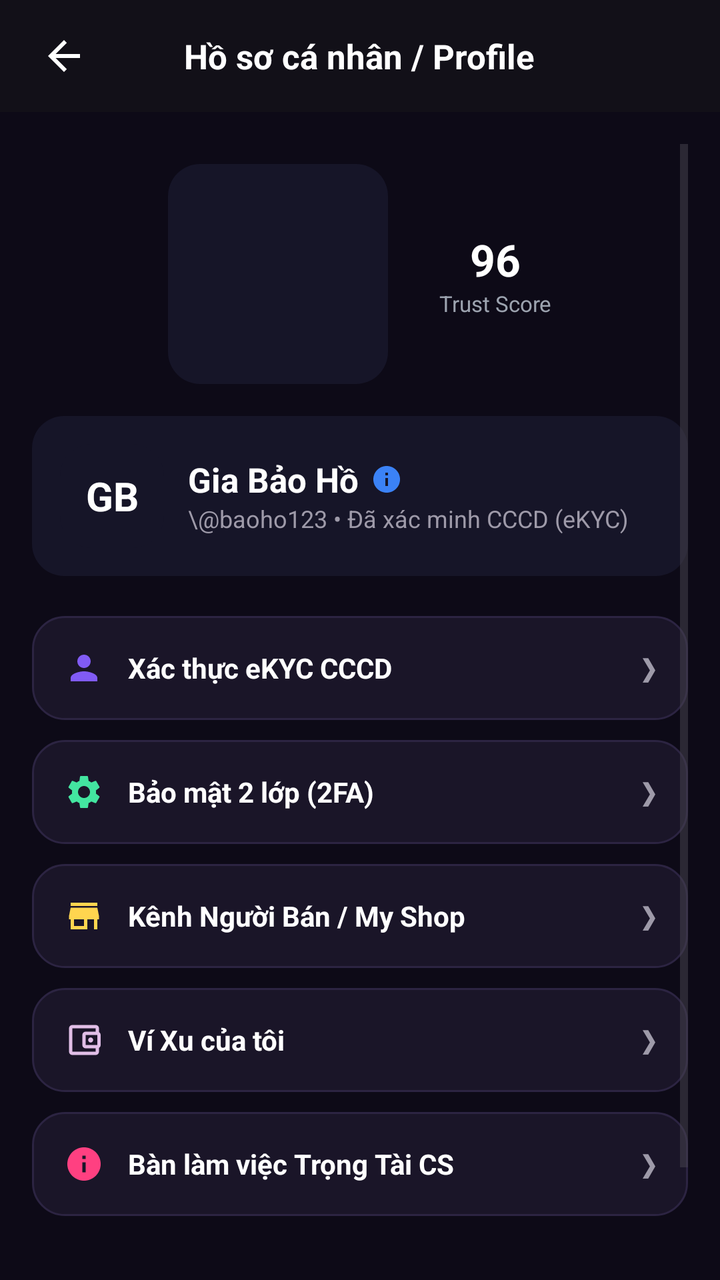
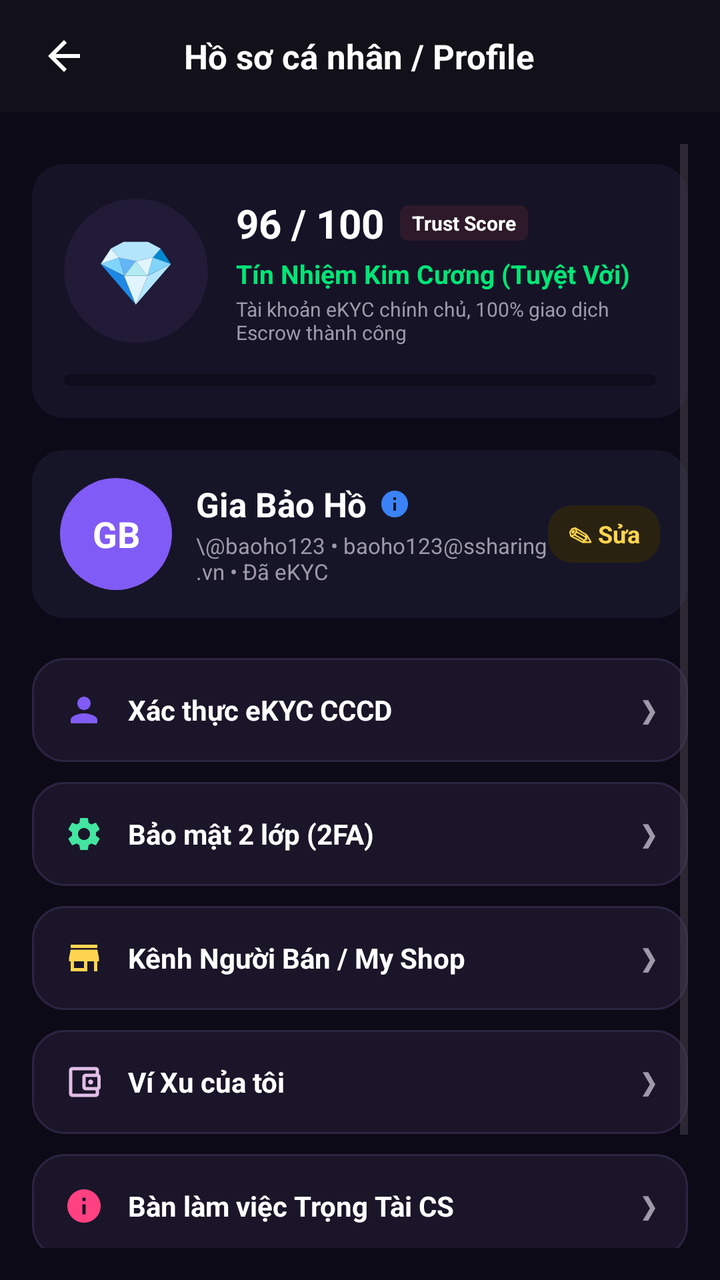

Two renders of the same Android screen: before a commit and after it. Below are the layout's source before the change and the commit's diff.
<!-- AndroidManifest.xml: application theme Theme.SSharing -->
<!-- res/layout/activity_profile.xml -->
<?xml version="1.0" encoding="utf-8"?>
<LinearLayout xmlns:android="http://schemas.android.com/apk/res/android"
    xmlns:app="http://schemas.android.com/apk/res-auto"
    android:layout_width="match_parent"
    android:layout_height="match_parent"
    android:background="#0D0A17"
    android:orientation="vertical">

    
    <RelativeLayout
        android:id="@+id/topBarProfile"
        android:layout_width="match_parent"
        android:layout_height="56dp"
        android:background="#121018"
        android:paddingHorizontal="16dp">

        <ImageView
            android:id="@+id/btnBackProfile"
            android:layout_width="32dp"
            android:layout_height="32dp"
            android:layout_centerVertical="true"
            android:clickable="true"
            android:focusable="true"
            android:contentDescription="Quay lại"
            android:padding="4dp"
            android:src="@drawable/ic_arrow_back"
            app:tint="#FFFFFF" />

        <TextView
            android:layout_width="wrap_content"
            android:layout_height="wrap_content"
            android:layout_centerInParent="true"
            android:text="Hồ sơ cá nhân / Profile"
            android:textColor="#FFFFFF"
            android:textSize="17sp"
            android:textStyle="bold" />
    </RelativeLayout>

    <ScrollView
        android:layout_width="match_parent"
        android:layout_height="match_parent"
        android:padding="16dp">

        <LinearLayout
            android:layout_width="match_parent"
            android:layout_height="wrap_content"
            android:orientation="vertical">

            
            <RelativeLayout
                android:layout_width="match_parent"
                android:layout_height="wrap_content"
                android:gravity="center"
                android:layout_marginTop="10dp">

                <ProgressBar
                    android:id="@+id/progressTrustScore"
                    style="?android:attr/progressBarStyleHorizontal"
                    android:layout_width="110dp"
                    android:layout_height="110dp"
                    android:progressDrawable="@drawable/bg_rounded_card"
                    android:progress="96"
                    android:max="100" />

                <LinearLayout
                    android:layout_width="wrap_content"
                    android:layout_height="wrap_content"
                    android:layout_centerInParent="true"
                    android:gravity="center"
                    android:orientation="vertical">
                    <TextView
                        android:layout_width="wrap_content"
                        android:layout_height="wrap_content"
                        android:text="96"
                        android:textColor="@color/text_white"
                        android:textSize="22sp"
                        android:textStyle="bold" />
                    <TextView
                        android:layout_width="wrap_content"
                        android:layout_height="wrap_content"
                        android:text="Trust Score"
                        android:textColor="@color/text_gray"
                        android:textSize="11sp" />
                </LinearLayout>
            </RelativeLayout>

            
            <LinearLayout
                android:layout_width="match_parent"
                android:layout_height="wrap_content"
                android:layout_marginTop="16dp"
                android:background="@drawable/bg_rounded_card"
                android:gravity="center_vertical"
                android:orientation="horizontal"
                android:padding="14dp">

                <TextView
                    android:layout_width="52dp"
                    android:layout_height="52dp"
                    android:background="@drawable/bg_rounded_card"
                    android:gravity="center"
                    android:text="GB"
                    android:textColor="#FFFFFF"
                    android:textSize="20sp"
                    android:textStyle="bold" />

                <LinearLayout
                    android:layout_width="match_parent"
                    android:layout_height="wrap_content"
                    android:layout_marginStart="12dp"
                    android:orientation="vertical">

                    <LinearLayout
                        android:layout_width="wrap_content"
                        android:layout_height="wrap_content"
                        android:orientation="horizontal"
                        android:gravity="center_vertical">

                        <TextView
                            android:id="@+id/tvProfileFullName"
                            android:layout_width="wrap_content"
                            android:layout_height="wrap_content"
                            android:text="Gia Bảo Hồ"
                            android:textColor="#FFFFFF"
                            android:textSize="17sp"
                            android:textStyle="bold" />

                        <ImageView
                            android:layout_width="16dp"
                            android:layout_height="16dp"
                            android:layout_marginStart="6dp"
                            android:contentDescription="Tín nhiệm"
                            android:src="@drawable/ic_info"
                            app:tint="@color/pin_blue" />
                    </LinearLayout>

                    <TextView
                        android:id="@+id/tvProfileEmailPhone"
                        android:layout_width="wrap_content"
                        android:layout_height="wrap_content"
                        android:text="\@baoho123 • Đã xác minh CCCD (eKYC)"
                        android:textColor="#9E9AA9"
                        android:textSize="12sp" />
                </LinearLayout>
            </LinearLayout>

            
            <LinearLayout
                android:layout_width="match_parent"
                android:layout_height="wrap_content"
                android:orientation="vertical"
                android:layout_marginTop="20dp">

                
                <LinearLayout
                    android:id="@+id/btnMenuEkyc"
                    android:layout_width="match_parent"
                    android:layout_height="52dp"
                    android:background="@drawable/bg_card_dark"
                    android:gravity="center_vertical"
                    android:clickable="true"
                    android:focusable="true"
                    android:paddingHorizontal="16dp"
                    android:layout_marginBottom="10dp">
                    <ImageView
                        android:layout_width="20dp"
                        android:layout_height="20dp"
                        android:src="@drawable/ic_user"
                        app:tint="#815BF5" />
                    <TextView
                        android:layout_width="0dp"
                        android:layout_height="wrap_content"
                        android:layout_weight="1"
                        android:layout_marginStart="12dp"
                        android:text="Xác thực eKYC CCCD"
                        android:textColor="#FFFFFF"
                        android:textSize="14sp"
                        android:textStyle="bold" />
                    <TextView
                        android:layout_width="wrap_content"
                        android:layout_height="wrap_content"
                        android:text="❯"
                        android:textColor="#9E9AA9" />
                </LinearLayout>

                
                <LinearLayout
                    android:id="@+id/btnMenu2FA"
                    android:layout_width="match_parent"
                    android:layout_height="52dp"
                    android:background="@drawable/bg_card_dark"
                    android:gravity="center_vertical"
                    android:clickable="true"
                    android:focusable="true"
                    android:paddingHorizontal="16dp"
                    android:layout_marginBottom="10dp">
                    <ImageView
                        android:layout_width="20dp"
                        android:layout_height="20dp"
                        android:src="@drawable/ic_settings"
                        app:tint="#43E5A0" />
                    <TextView
                        android:layout_width="0dp"
                        android:layout_height="wrap_content"
                        android:layout_weight="1"
                        android:layout_marginStart="12dp"
                        android:text="Bảo mật 2 lớp (2FA)"
                        android:textColor="#FFFFFF"
                        android:textSize="14sp"
                        android:textStyle="bold" />
                    <TextView
                        android:layout_width="wrap_content"
                        android:layout_height="wrap_content"
                        android:text="❯"
                        android:textColor="#9E9AA9" />
                </LinearLayout>

                
                <LinearLayout
                    android:id="@+id/btnMenuSeller"
                    android:layout_width="match_parent"
                    android:layout_height="52dp"
                    android:background="@drawable/bg_card_dark"
                    android:gravity="center_vertical"
                    android:clickable="true"
                    android:focusable="true"
                    android:paddingHorizontal="16dp"
                    android:layout_marginBottom="10dp">
                    <ImageView
                        android:layout_width="20dp"
                        android:layout_height="20dp"
                        android:src="@drawable/ic_market"
                        app:tint="#FFD54F" />
                    <TextView
                        android:layout_width="0dp"
                        android:layout_height="wrap_content"
                        android:layout_weight="1"
                        android:layout_marginStart="12dp"
                        android:text="Kênh Người Bán / My Shop"
                        android:textColor="#FFFFFF"
                        android:textSize="14sp"
                        android:textStyle="bold" />
                    <TextView
                        android:layout_width="wrap_content"
                        android:layout_height="wrap_content"
                        android:text="❯"
                        android:textColor="#9E9AA9" />
                </LinearLayout>

                
                <LinearLayout
                    android:id="@+id/btnMenuWallet"
                    android:layout_width="match_parent"
                    android:layout_height="52dp"
                    android:background="@drawable/bg_card_dark"
                    android:gravity="center_vertical"
                    android:clickable="true"
                    android:focusable="true"
                    android:paddingHorizontal="16dp"
                    android:layout_marginBottom="10dp">
                    <ImageView
                        android:layout_width="20dp"
                        android:layout_height="20dp"
                        android:src="@drawable/ic_wallet"
                        app:tint="#E1BEE7" />
                    <TextView
                        android:layout_width="0dp"
                        android:layout_height="wrap_content"
                        android:layout_weight="1"
                        android:layout_marginStart="12dp"
                        android:text="Ví Xu của tôi"
                        android:textColor="#FFFFFF"
                        android:textSize="14sp"
                        android:textStyle="bold" />
                    <TextView
                        android:layout_width="wrap_content"
                        android:layout_height="wrap_content"
                        android:text="❯"
                        android:textColor="#9E9AA9" />
                </LinearLayout>

                
                <LinearLayout
                    android:id="@+id/btnMenuArbiter"
                    android:layout_width="match_parent"
                    android:layout_height="52dp"
                    android:background="@drawable/bg_card_dark"
                    android:gravity="center_vertical"
                    android:clickable="true"
                    android:focusable="true"
                    android:paddingHorizontal="16dp"
                    android:layout_marginBottom="10dp">
                    <ImageView
                        android:layout_width="20dp"
                        android:layout_height="20dp"
                        android:src="@drawable/ic_info"
                        app:tint="#FF4081" />
                    <TextView
                        android:layout_width="0dp"
                        android:layout_height="wrap_content"
                        android:layout_weight="1"
                        android:layout_marginStart="12dp"
                        android:text="Bàn làm việc Trọng Tài CS"
                        android:textColor="#FFFFFF"
                        android:textSize="14sp"
                        android:textStyle="bold" />
                    <TextView
                        android:layout_width="wrap_content"
                        android:layout_height="wrap_content"
                        android:text="❯"
                        android:textColor="#9E9AA9" />
                </LinearLayout>
            </LinearLayout>

            
            <Button
                android:id="@+id/btnLogout"
                android:layout_width="match_parent"
                android:layout_height="52dp"
                android:layout_marginTop="16dp"
                android:backgroundTint="@color/pin_pink"
                android:text="🚪 Đăng xuất"
                android:textColor="@color/text_white" />
        </LinearLayout>
    </ScrollView>
</LinearLayout>
<!-- resources referenced by this layout -->
<resources>
  <color name="pin_blue">#3B82F6</color>
  <color name="pin_pink">#EC4899</color>
  <color name="text_gray">#9CA3AF</color>
  <color name="text_white">#FFFFFF</color>
  <!-- drawable bg_card_dark (drawable) -->
  <?xml version="1.0" encoding="utf-8"?>
  <shape xmlns:android="http://schemas.android.com/apk/res/android">
      <solid android:color="#1A1528" />
      <corners android:radius="16dp" />
      <stroke android:width="1dp" android:color="#2C2442" />
  </shape>
  <!-- drawable bg_rounded_card (drawable) -->
  <?xml version="1.0" encoding="utf-8"?>
  <shape xmlns:android="http://schemas.android.com/apk/res/android">
      <solid android:color="@color/bg_card" />
      <corners android:radius="16dp" />
  </shape>
  <!-- drawable ic_arrow_back (drawable) -->
  <?xml version="1.0" encoding="utf-8"?>
  <vector xmlns:android="http://schemas.android.com/apk/res/android"
      android:width="24dp" android:height="24dp" android:viewportWidth="24" android:viewportHeight="24">
      <path android:fillColor="#FFFFFFFF" android:pathData="M20,11H7.83l5.59,-5.59L12,4l-8,8 8,8 1.41,-1.41L7.83,13H20v-2z"/>
  </vector>
  <!-- drawable ic_info (drawable) -->
  <?xml version="1.0" encoding="utf-8"?>
  <vector xmlns:android="http://schemas.android.com/apk/res/android"
      android:width="24dp" android:height="24dp" android:viewportWidth="24" android:viewportHeight="24">
      <path android:fillColor="#FFFFFFFF" android:pathData="M12,2C6.48,2 2,6.48 2,12s4.48,10 10,10 10,-4.48 10,-10S17.52,2 12,2zm1,15h-2v-6h2v6zm0,-8h-2V7h2v2z"/>
  </vector>
  <!-- drawable ic_market (drawable) -->
  <vector xmlns:android="http://schemas.android.com/apk/res/android"
      android:width="24dp"
      android:height="24dp"
      android:viewportWidth="24"
      android:viewportHeight="24">
      <path
          android:fillColor="#FFFFFFFF"
          android:pathData="M20,4H4v2h16V4zm0,3H4l-1,5v2h1v6h10v-6h4v6h2v-6h1v-2l-1,-5zm-8,11H6v-4h6v4z"/>
  </vector>
  <!-- drawable ic_user (drawable) -->
  <vector xmlns:android="http://schemas.android.com/apk/res/android"
      android:width="24dp"
      android:height="24dp"
      android:viewportWidth="24"
      android:viewportHeight="24">
      <path
          android:fillColor="#FFFFFFFF"
          android:pathData="M12,12c2.21,0 4,-1.79 4,-4s-1.79,-4 -4,-4 -4,1.79 -4,4 1.79,4 4,4zm0,2c-2.67,0 -8,1.34 -8,4v2h16v-2c0,-2.66 -5.33,-4 -8,-4z"/>
  </vector>
  <style name="Theme.SSharing" parent="Base.Theme.SSharing" />
  <color name="bg_card">#161528</color>
  <style name="Base.Theme.SSharing" parent="Theme.Material3.DayNight.NoActionBar">
          
          
      </style>
  <!-- unchanged entries left out for length: 2 -->
</resources>

<!-- the commit's change to res/layout/activity_profile.xml (unified diff, before → after) -->
@@ -47,74 +47,168 @@
             android:orientation="vertical">
 
             
-            <RelativeLayout
+            <androidx.cardview.widget.CardView
+                android:id="@+id/cardTrustScoreBadge"
                 android:layout_width="match_parent"
                 android:layout_height="wrap_content"
-                android:gravity="center"
-                android:layout_marginTop="10dp">
-
-                <ProgressBar
-                    android:id="@+id/progressTrustScore"
-                    style="?android:attr/progressBarStyleHorizontal"
-                    android:layout_width="110dp"
-                    android:layout_height="110dp"
-                    android:progressDrawable="@drawable/bg_rounded_card"
-                    android:progress="96"
-                    android:max="100" />
-
-                <LinearLayout
-                    android:layout_width="wrap_content"
+                android:layout_marginTop="10dp"
+                app:cardBackgroundColor="#161327"
+                app:cardCornerRadius="16dp"
+                app:cardElevation="0dp">
+
+                <LinearLayout
+                    android:layout_width="match_parent"
                     android:layout_height="wrap_content"
-                    android:layout_centerInParent="true"
-                    android:gravity="center"
-                    android:orientation="vertical">
-                    <TextView
-                        android:layout_width="wrap_content"
-                        android:layout_height="wrap_content"
-                        android:text="96"
-                        android:textColor="@color/text_white"
-                        android:textSize="22sp"
-                        android:textStyle="bold" />
-                    <TextView
-                        android:layout_width="wrap_content"
-                        android:layout_height="wrap_content"
-                        android:text="Trust Score"
-                        android:textColor="@color/text_gray"
-                        android:textSize="11sp" />
-                </LinearLayout>
-            </RelativeLayout>
+                    android:orientation="vertical"
+                    android:padding="16dp">
+
+                    <LinearLayout
+                        android:layout_width="match_parent"
+                        android:layout_height="wrap_content"
+                        android:gravity="center_vertical"
+                        android:orientation="horizontal">
+
+                        
+                        <FrameLayout
+                            android:layout_width="72dp"
+                            android:layout_height="72dp"
+                            android:background="@drawable/bg_circle_dark_purple">
+
+                            <TextView
+                                android:id="@+id/tvTrustTierEmoji"
+                                android:layout_width="match_parent"
+                                android:layout_height="match_parent"
+                                android:gravity="center"
+                                android:text="💎"
+                                android:textSize="32sp" />
+
+                            <ImageView
+                                android:id="@+id/imgTopBigAvatarPhoto"
+                                android:layout_width="match_parent"
+                                android:layout_height="match_parent"
+                                android:contentDescription="Ảnh đại diện top"
+                                android:scaleType="centerCrop"
+                                android:visibility="gone" />
+                        </FrameLayout>
+
+                        <LinearLayout
+                            android:layout_width="0dp"
+                            android:layout_height="wrap_content"
+                            android:layout_marginStart="14dp"
+                            android:layout_weight="1"
+                            android:orientation="vertical">
+
+                            <LinearLayout
+                                android:layout_width="match_parent"
+                                android:layout_height="wrap_content"
+                                android:gravity="center_vertical"
+                                android:orientation="horizontal">
+
+                                <TextView
+                                    android:id="@+id/tvTrustScoreValue"
+                                    android:layout_width="wrap_content"
+                                    android:layout_height="wrap_content"
+                                    android:text="96 / 100"
+                                    android:textColor="#FFFFFF"
+                                    android:textSize="20sp"
+                                    android:textStyle="bold" />
+
+                                <TextView
+                                    android:layout_width="wrap_content"
+                                    android:layout_height="wrap_content"
+                                    android:layout_marginStart="8dp"
+                                    android:background="@drawable/bg_badge_pink"
+                                    android:paddingHorizontal="6dp"
+                                    android:paddingVertical="2dp"
+                                    android:text="Trust Score"
+                                    android:textColor="#FFFFFF"
+                                    android:textSize="10sp"
+                                    android:textStyle="bold" />
+                            </LinearLayout>
+
+                            <TextView
+                                android:id="@+id/tvTrustTierTitle"
+                                android:layout_width="wrap_content"
+                                android:layout_height="wrap_content"
+                                android:layout_marginTop="3dp"
+                                android:text="Tín Nhiệm Kim Cương (Tuyệt Vời)"
+                                android:textColor="#00E676"
+                                android:textSize="13sp"
+                                android:textStyle="bold" />
+
+                            <TextView
+                                android:id="@+id/tvTrustTierDesc"
+                                android:layout_width="wrap_content"
+                                android:layout_height="wrap_content"
+                                android:layout_marginTop="2dp"
+                                android:text="Tài khoản eKYC chính chủ, 100% giao dịch Escrow thành công"
+                                android:textColor="#9E9AA9"
+                                android:textSize="10sp" />
+                        </LinearLayout>
+                    </LinearLayout>
+
+                    <ProgressBar
+                        android:id="@+id/progressTrustScore"
+                        style="?android:attr/progressBarStyleHorizontal"
+                        android:layout_width="match_parent"
+                        android:layout_height="6dp"
+                        android:layout_marginTop="14dp"
+                        android:max="100"
+                        android:progress="96"
+                        android:progressDrawable="@drawable/bg_input_field" />
+                </LinearLayout>
+            </androidx.cardview.widget.CardView>
 
             
             <LinearLayout
+                android:id="@+id/cardUserProfileInfo"
                 android:layout_width="match_parent"
                 android:layout_height="wrap_content"
                 android:layout_marginTop="16dp"
                 android:background="@drawable/bg_rounded_card"
+                android:clickable="true"
+                android:focusable="true"
                 android:gravity="center_vertical"
                 android:orientation="horizontal"
                 android:padding="14dp">
 
-                <TextView
-                    android:layout_width="52dp"
-                    android:layout_height="52dp"
-                    android:background="@drawable/bg_rounded_card"
-                    android:gravity="center"
-                    android:text="GB"
-                    android:textColor="#FFFFFF"
-                    android:textSize="20sp"
-                    android:textStyle="bold" />
-
-                <LinearLayout
-                    android:layout_width="match_parent"
+                
+                <FrameLayout
+                    android:layout_width="56dp"
+                    android:layout_height="56dp">
+
+                    <TextView
+                        android:id="@+id/tvAvatarInitials"
+                        android:layout_width="match_parent"
+                        android:layout_height="match_parent"
+                        android:background="@drawable/bg_circle_purple"
+                        android:gravity="center"
+                        android:text="GB"
+                        android:textColor="#FFFFFF"
+                        android:textSize="18sp"
+                        android:textStyle="bold" />
+
+                    <ImageView
+                        android:id="@+id/imgProfileAvatarPhoto"
+                        android:layout_width="match_parent"
+                        android:layout_height="match_parent"
+                        android:contentDescription="Ảnh đại diện"
+                        android:scaleType="centerCrop"
+                        android:visibility="gone" />
+                </FrameLayout>
+
+                <LinearLayout
+                    android:layout_width="0dp"
                     android:layout_height="wrap_content"
                     android:layout_marginStart="12dp"
+                    android:layout_weight="1"
                     android:orientation="vertical">
 
                     <LinearLayout
                         android:layout_width="wrap_content"
                         android:layout_height="wrap_content"
-                        android:orientation="horizontal"
-                        android:gravity="center_vertical">
+                        android:gravity="center_vertical"
+                        android:orientation="horizontal">
 
                         <TextView
                             android:id="@+id/tvProfileFullName"
@@ -138,10 +232,23 @@
                         android:id="@+id/tvProfileEmailPhone"
                         android:layout_width="wrap_content"
                         android:layout_height="wrap_content"
-                        android:text="\@baoho123 • Đã xác minh CCCD (eKYC)"
+                        android:layout_marginTop="2dp"
+                        android:text="\@baoho123 • baoho123@ssharing.vn • Đã eKYC"
                         android:textColor="#9E9AA9"
-                        android:textSize="12sp" />
-                </LinearLayout>
+                        android:textSize="11sp" />
+                </LinearLayout>
+
+                <TextView
+                    android:id="@+id/btnEditProfileIcon"
+                    android:layout_width="wrap_content"
+                    android:layout_height="wrap_content"
+                    android:background="@drawable/bg_chip_gold_dark"
+                    android:paddingHorizontal="10dp"
+                    android:paddingVertical="6dp"
+                    android:text="✎ Sửa"
+                    android:textColor="#FFD54F"
+                    android:textSize="12sp"
+                    android:textStyle="bold" />
             </LinearLayout>
 
             
<!-- resource entries referenced after the edit -->
@@ -2,14 +2,39 @@
 <resources>
   <color name="pin_blue">#3B82F6</color>
   <color name="pin_pink">#EC4899</color>
-  <color name="text_gray">#9CA3AF</color>
   <color name="text_white">#FFFFFF</color>
+  <!-- drawable bg_badge_pink (drawable) -->
+  <shape xmlns:android="http://schemas.android.com/apk/res/android">
+      <solid android:color="#2D1929" />
+      <corners android:radius="4dp" />
+  </shape>
   <!-- drawable bg_card_dark (drawable) -->
   <?xml version="1.0" encoding="utf-8"?>
   <shape xmlns:android="http://schemas.android.com/apk/res/android">
       <solid android:color="#1A1528" />
       <corners android:radius="16dp" />
       <stroke android:width="1dp" android:color="#2C2442" />
+  </shape>
+  <!-- drawable bg_chip_gold_dark (drawable) -->
+  <?xml version="1.0" encoding="utf-8"?>
+  <shape xmlns:android="http://schemas.android.com/apk/res/android">
+      <solid android:color="#2A2211" />
+      <corners android:radius="12dp" />
+  </shape>
+  <!-- drawable bg_circle_dark_purple (drawable) -->
+  <?xml version="1.0" encoding="utf-8"?>
+  <shape xmlns:android="http://schemas.android.com/apk/res/android" android:shape="oval">
+      <solid android:color="#211B38" />
+  </shape>
+  <!-- drawable bg_circle_purple (drawable) -->
+  <shape xmlns:android="http://schemas.android.com/apk/res/android" android:shape="oval">
+      <solid android:color="#815BF5" />
+  </shape>
+  <!-- drawable bg_input_field (drawable) -->
+  <?xml version="1.0" encoding="utf-8"?>
+  <shape xmlns:android="http://schemas.android.com/apk/res/android">
+      <solid android:color="#0F0C1B" />
+      <corners android:radius="10dp" />
   </shape>
   <!-- drawable bg_rounded_card (drawable) -->
   <?xml version="1.0" encoding="utf-8"?>
